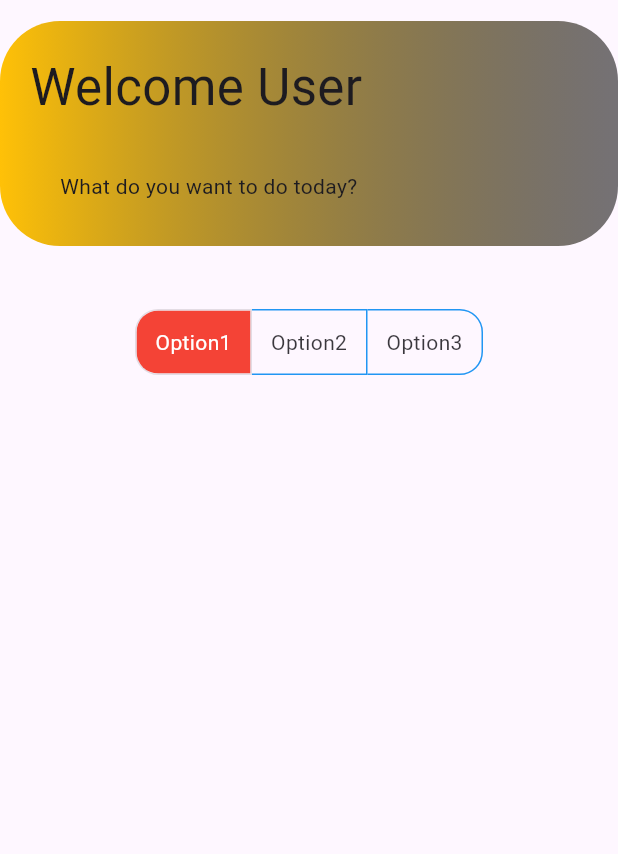
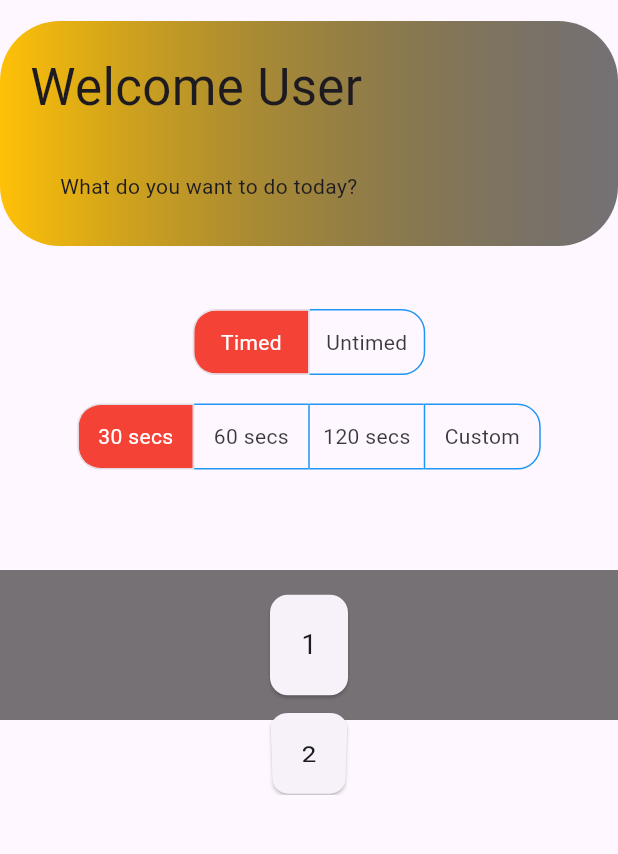
Before and after one commit to soulandbone/der_die_das, a Flutter app: the screen it shows after launch, on a phone screen of 412 x 824 dp, the part 63-917 px from its top. Run offline on Flutter 3.47's test engine with Material 3 defaults, Android fonts, the phone set to English and light mode, and no system bars; our stand-ins replace bloc, cloud_firestore, firebase_core, flex_color_scheme, flutter_bloc, gap and 2 more; accounts and stored records are empty; statements that could not run were skipped.

Commit message:
added new items to the menu

```diff
--- a/lib/presentation/screens/menu.dart
+++ b/lib/presentation/screens/menu.dart
@@ -1,16 +1,29 @@
 import 'package:der_die_das/presentation/bloc/questionBloc/question_bloc.dart';
 import 'package:der_die_das/presentation/widgets/drawer/main_drawer.dart';
+import 'package:der_die_das/presentation/widgets/mainMenu/ListWheel/custom_menu_toggle.dart';
 import 'package:der_die_das/presentation/widgets/mainMenu/main_menu_toggle.dart';
 import 'package:der_die_das/presentation/widgets/welcome_banner.dart';
 import 'package:flutter/material.dart';
 import 'package:flutter_bloc/flutter_bloc.dart';
 import 'package:gap/gap.dart';
 
-class MenuScreen extends StatelessWidget {
+class MenuScreen extends StatefulWidget {
   const MenuScreen({super.key});
 
   @override
+  State<MenuScreen> createState() => _MenuScreenState();
+}
+
+class _MenuScreenState extends State<MenuScreen> {
+  bool isTimed = true;
+  int timedSelection = 0;
+  int untimedSelection = 0;
+  int customSelectedIndex = 0;
+
+  @override
   Widget build(BuildContext context) {
+    final List<String> options = ['1', '2', '3'];
+
     return Scaffold(
       appBar: AppBar(title: Text('Der,Die,Das')),
       drawer: MainDrawer(),
@@ -23,7 +36,50 @@ class MenuScreen extends StatelessWidget {
               children: [
                 WelcomeBanner(),
                 Gap(40),
-                MainMenuToggle(labels: ['Option1', 'Option2', 'Option3']),
+                MainMenuToggle(
+                  labels: ['Timed', 'Untimed'],
+                  function: (index) {
+                    setState(() {
+                      isTimed = index == 0;
+                    });
+                  },
+                ),
+                Gap(15),
+                isTimed
+                    ? MainMenuToggle(
+                      key: ValueKey('timed'),
+                      labels: ['30 secs', '60 secs', '120 secs', 'Custom'],
+                      function: (index) {
+                        setState(() {
+                          timedSelection = index;
+                        });
+                      },
+                    )
+                    : MainMenuToggle(
+                      key: ValueKey('untimed'),
+                      labels: [
+                        '10 questions',
+                        '25 questions',
+                        '50 questions',
+                        'Custom',
+                      ],
+                      function: (int index) {
+                        setState(() {
+                          untimedSelection = index;
+                        });
+                      },
+                    ),
+                Gap(15),
+                CustomMenuToggle(
+                  options: options,
+                  selectedIndex: customSelectedIndex,
+                  onChanged: (int index) {
+                    setState(() {
+                      customSelectedIndex = index;
+                    });
+                    print('Selected index is $index');
+                  },
+                ),
               ],
             );
           }
--- /dev/null
+++ b/lib/presentation/widgets/mainMenu/ListWheel/custom_menu_toggle.dart
@@ -0,0 +1,46 @@
+import 'package:der_die_das/presentation/widgets/mainMenu/ListWheel/listwheel_item.dart';
+import 'package:flutter/material.dart';
+
+class CustomMenuToggle extends StatelessWidget {
+  const CustomMenuToggle({
+    required this.options,
+    required this.selectedIndex,
+    required this.onChanged,
+    super.key,
+  });
+
+  final List<String> options;
+  final int selectedIndex;
+  final ValueChanged<int> onChanged;
+
+  @override
+  Widget build(BuildContext context) {
+    return SizedBox(
+      height: 200,
+      child: Stack(
+        children: [
+          Positioned(
+            left: 0,
+            top: 50,
+            right: 0,
+            child: Container(
+              height: 100,
+              decoration: BoxDecoration(color: Colors.black54),
+            ),
+          ),
+          ListWheelScrollView.useDelegate(
+            onSelectedItemChanged: onChanged,
+            itemExtent: 75,
+            physics: FixedExtentScrollPhysics(),
+            childDelegate: ListWheelChildListDelegate(
+              children:
+                  options
+                      .map((e) => Center(child: ListwheelItem(text: (e))))
+                      .toList(),
+            ),
+          ),
+        ],
+      ),
+    );
+  }
+}
--- /dev/null
+++ b/lib/presentation/widgets/mainMenu/ListWheel/listwheel_item.dart
@@ -0,0 +1,17 @@
+import 'package:flutter/material.dart';
+
+class ListwheelItem extends StatelessWidget {
+  const ListwheelItem({required this.text, super.key});
+
+  final String text;
+
+  @override
+  Widget build(BuildContext context) {
+    return SizedBox(
+      width: 60,
+      child: Card(
+        child: Center(child: Text(text, style: TextStyle(fontSize: 18))),
+      ),
+    );
+  }
+}
--- a/lib/presentation/widgets/mainMenu/main_menu_toggle.dart
+++ b/lib/presentation/widgets/mainMenu/main_menu_toggle.dart
@@ -1,9 +1,14 @@
 import 'package:flutter/material.dart';
 
 class MainMenuToggle extends StatefulWidget {
-  const MainMenuToggle({required this.labels, super.key});
+  const MainMenuToggle({
+    required this.function,
+    required this.labels,
+    super.key,
+  });
 
   final List<String> labels;
+  final Function(int) function;
 
   @override
   State<MainMenuToggle> createState() => _MainMenuToggleState();
@@ -32,6 +37,8 @@ class _MainMenuToggleState extends State<MainMenuToggle> {
           for (int i = 0; i < widgets.length; i++) {
             isSelected[i] = i == index;
           }
+
+          widget.function(index);
         });
       },
       isSelected: isSelected,
```
